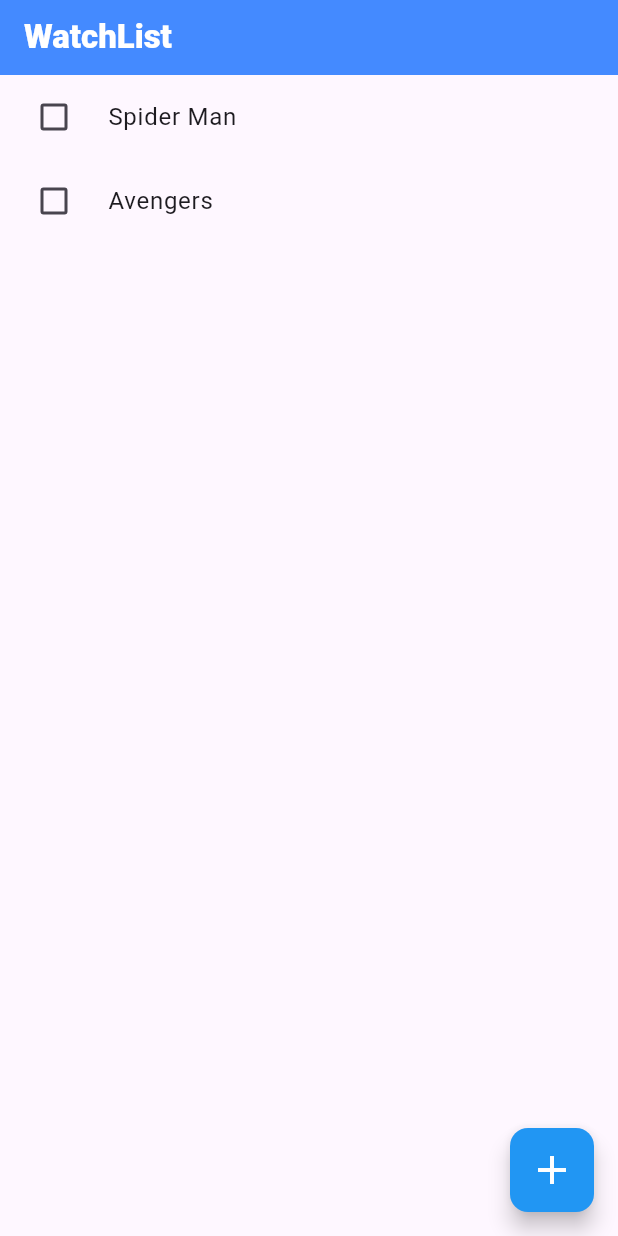
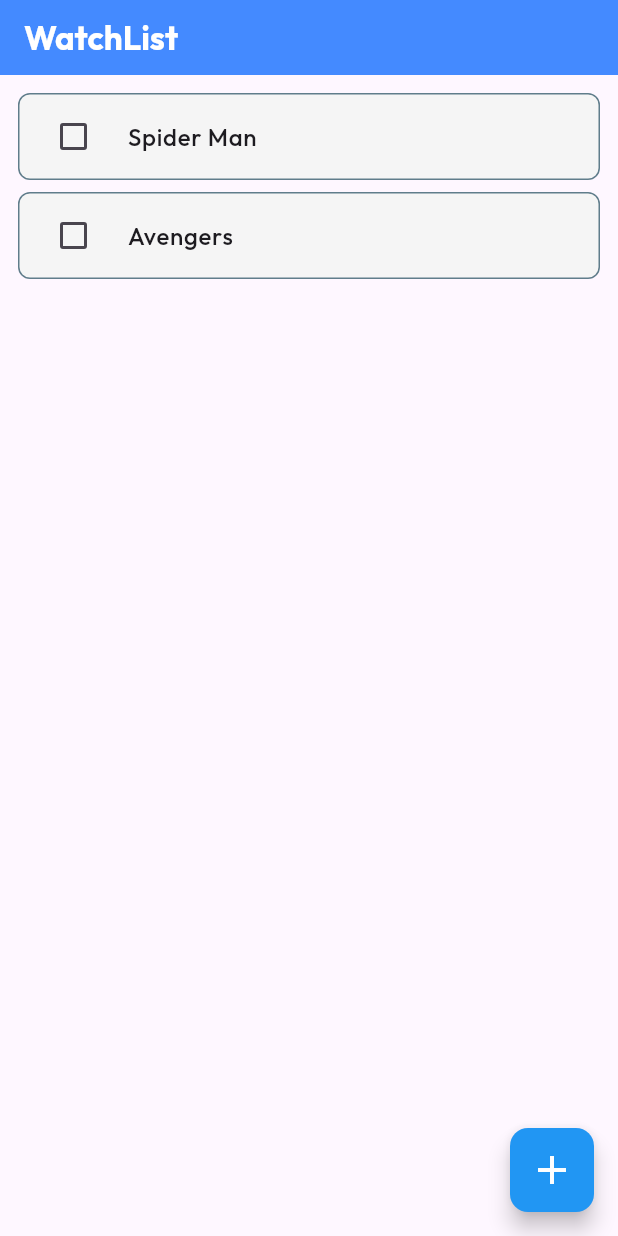
Before and after one commit to BhadriPrabhu/watchlist, a Flutter app: the screen it shows after launch, on a phone screen of 412 x 824 dp. Run offline on Flutter 3.47's test engine with Material 3 defaults, Android fonts, the phone set to English and light mode, and no system bars; our stand-ins replace google_fonts.

Commit message:
style: globally font changed to outfit

```diff
--- a/lib/main.dart
+++ b/lib/main.dart
@@ -1,5 +1,5 @@
 import 'package:flutter/material.dart';
-// import 'package:google_fonts/google_fonts.dart';
+import 'package:google_fonts/google_fonts.dart';
 
 void main() {
   runApp(const MainApp());
@@ -16,7 +16,14 @@ class MainApp extends StatelessWidget {
 
   @override
   Widget build(BuildContext context) {
-    return const MaterialApp(home: WatchlistScreen());
+    return MaterialApp(
+      title: "Watchlist",
+      theme: ThemeData(
+        textTheme: GoogleFonts.outfitTextTheme(),
+        colorScheme: ColorScheme.fromSeed(seedColor: Colors.deepPurple)
+      ),
+      home: WatchlistScreen()
+    );
   }
 }
 
@@ -40,7 +47,14 @@ class _WatchlistScreenState extends State<WatchlistScreen> {
       context: context,
       builder: (BuildContext context) {
         return AlertDialog(
-          title: Text("Add new Watchlist", style: TextStyle(color: Colors.black, fontSize: 20.0, fontWeight: FontWeight.w900),),
+          title: Text(
+            "Add new Watchlist",
+            style: TextStyle(
+              color: Colors.black,
+              fontSize: 20.0,
+              fontWeight: FontWeight.w900,
+            ),
+          ),
           content: SingleChildScrollView(
             child: TextField(
               controller: _watchlistName,
@@ -61,7 +75,14 @@ class _WatchlistScreenState extends State<WatchlistScreen> {
                     foregroundColor: Colors.grey[800],
                     padding: EdgeInsets.symmetric(horizontal: 24, vertical: 12),
                   ),
-                  child: Text("Cancel", style: TextStyle(fontWeight: FontWeight.w700, fontSize: 16.0, color: Colors.black),),
+                  child: Text(
+                    "Cancel",
+                    style: TextStyle(
+                      fontWeight: FontWeight.w700,
+                      fontSize: 16.0,
+                      color: Colors.black,
+                    ),
+                  ),
                 ),
                 ElevatedButton(
                   onPressed: () {
@@ -83,7 +104,13 @@ class _WatchlistScreenState extends State<WatchlistScreen> {
                     backgroundColor: Colors.blue[700],
                     padding: EdgeInsets.symmetric(horizontal: 24, vertical: 12),
                   ),
-                  child: Text("Create", style: TextStyle(fontWeight: FontWeight.w700, fontSize: 16.0),),
+                  child: Text(
+                    "Create",
+                    style: TextStyle(
+                      fontWeight: FontWeight.w700,
+                      fontSize: 16.0,
+                    ),
+                  ),
                 ),
               ],
             ),
@@ -100,13 +127,14 @@ class _WatchlistScreenState extends State<WatchlistScreen> {
       appBar: AppBar(
         title: Text(
           "WatchList",
-          style: TextStyle(color: Colors.white, fontWeight: FontWeight.w900),
+          style: TextStyle(color: Colors.white, fontWeight: FontWeight.w700),
         ),
         toolbarHeight: 50.0,
         backgroundColor: Colors.blueAccent,
       ),
-      body: (ListView.builder(
+      body: (ListView.separated(
         itemCount: myFutureList.length,
+        separatorBuilder: (context, index) => const SizedBox(height: 8,),
         itemBuilder: (context, index) {
           final myList = myFutureList[index];
           return CheckboxListTile(
@@ -123,10 +151,19 @@ class _WatchlistScreenState extends State<WatchlistScreen> {
                     myList.isCompleted
                         ? TextDecoration.lineThrough
                         : TextDecoration.none,
+                fontWeight: FontWeight.w500
               ),
             ),
             controlAffinity: ListTileControlAffinity.leading,
             hoverColor: Colors.blueGrey,
+
+            tileColor: Colors.grey.shade100, // Background color of the tile
+            selectedTileColor:Colors.cyan, // Background when selected is true
+            selected: myList.isCompleted,
+            shape: RoundedRectangleBorder(
+              borderRadius: BorderRadius.circular(8),
+              side: BorderSide(width: 1, color: Colors.blueGrey)
+            ),
           );
           // InkWell(
           //   child: Padding(
@@ -150,6 +187,7 @@ class _WatchlistScreenState extends State<WatchlistScreen> {
           //   ),
           // );
         },
+        padding: EdgeInsets.all(12.0),
       )),
       floatingActionButton: Semantics(
         label: "Add WatchList",
@@ -167,7 +205,12 @@ class _WatchlistScreenState extends State<WatchlistScreen> {
           shape: RoundedRectangleBorder(
             borderRadius: BorderRadius.circular(12),
           ),
-          child: Icon(Icons.add, size: 32.0,color: Colors.white, weight: 700.0,),
+          child: Icon(
+            Icons.add,
+            size: 32.0,
+            color: Colors.white,
+            weight: 700.0,
+          ),
         ),
       ),
     );
--- a/pubspec.yaml
+++ b/pubspec.yaml
@@ -9,12 +9,12 @@ environment:
 dependencies:
   flutter:
     sdk: flutter
+  google_fonts: ^6.3.2
 
 dev_dependencies:
   flutter_test:
     sdk: flutter
   flutter_lints: ^5.0.0
-  google_fonts: ^6.1.0
 
 flutter:
   uses-material-design: true
```
Also changed, not shown: pubspec.lock.
